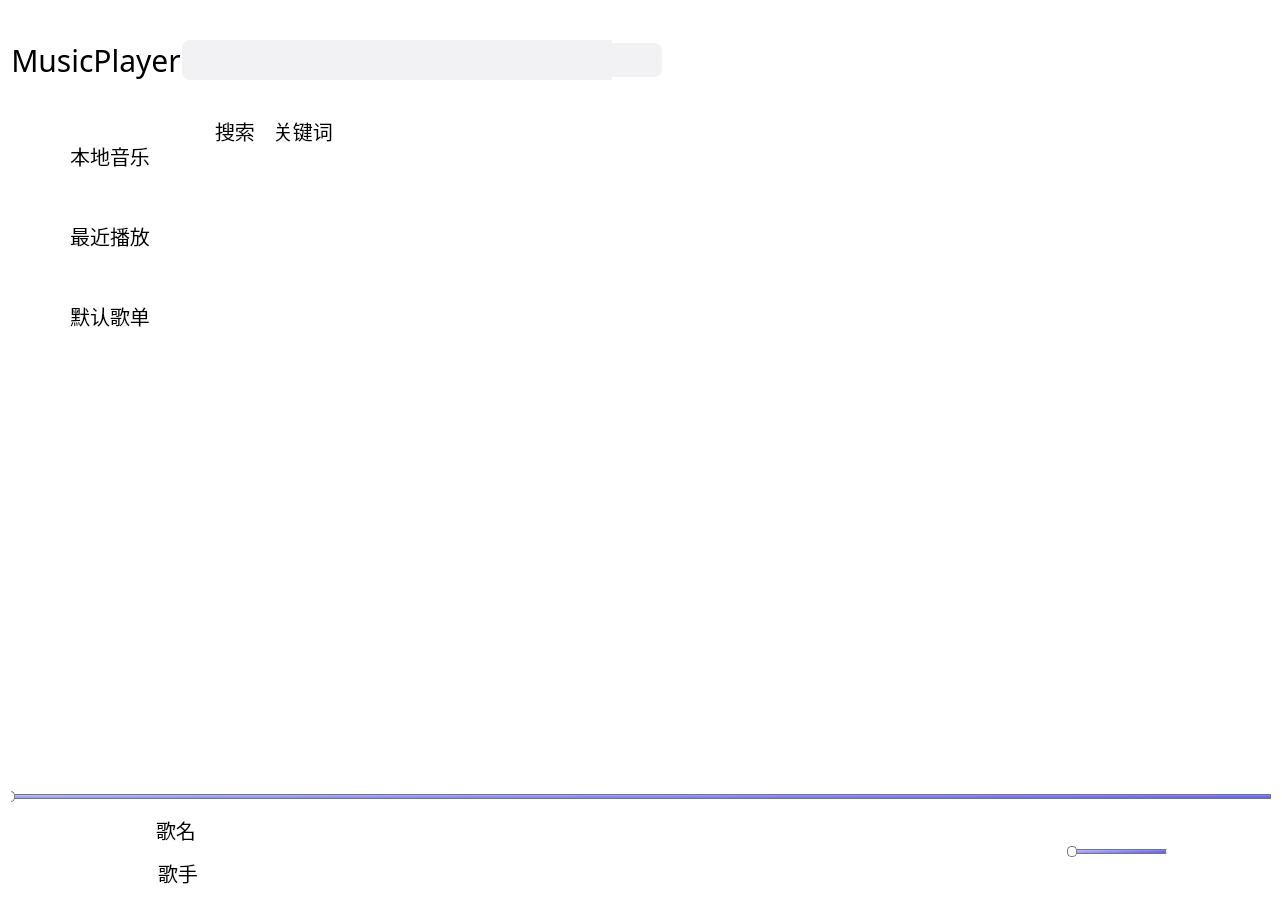
Before: the Qt Designer form haomusic.ui in hhhyxy/MusicPlayer-in-Qt-Plus, drawn with Qt 5.
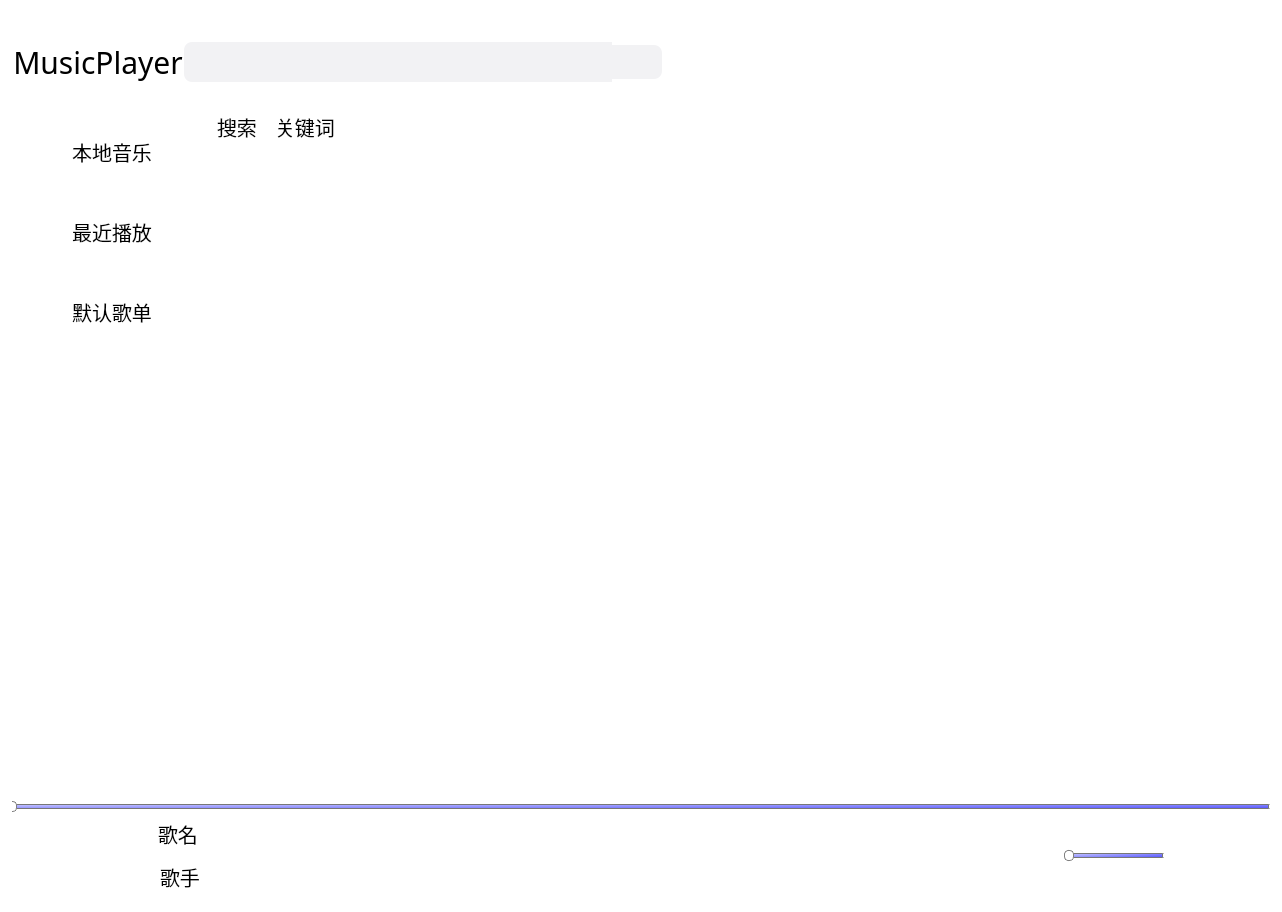
After: the same form once the commit is applied. Icons and pictures are not drawn. Custom widgets are drawn as their Qt base class.

```diff
--- a/haomusic.ui
+++ b/haomusic.ui
@@ -37,7 +37,7 @@
 QWidget#inner_widget{
 	margin:0px;
 	border:1px solid #FFFFFF;
-	border-radius:7px;
+	border-radius:6px;
 	background-color:white;
 }
 QTabWidget::pane {
@@ -66,8 +66,13 @@
     background-color: rgb(228, 237, 242);
 }
 QPushButton#pushButton_dropDown {
+	padding-top:10px;
 	margin-left:15px;
-margin-top:15px;
+	margin-top:15px;
+	icon: url(:/icon/downArow_gray.svg);
+}
+QPushButton#pushButton_dropDown:hover {
+	icon: url(:/icon/downArow_black.svg);
 }
 QPushButton#pushButton_search{
 	background-color:#f2f2f4;
@@ -249,6 +254,9 @@
 }</string>
   </property>
   <layout class="QVBoxLayout" name="verticalLayout_7">
+   <property name="spacing">
+    <number>0</number>
+   </property>
    <item>
     <widget class="QWidget" name="inner_widget" native="true">
      <layout class="QVBoxLayout" name="verticalLayout_5">
@@ -286,6 +294,21 @@
           <string>主页</string>
          </attribute>
          <layout class="QVBoxLayout" name="verticalLayout_2">
+          <property name="spacing">
+           <number>0</number>
+          </property>
+          <property name="leftMargin">
+           <number>11</number>
+          </property>
+          <property name="topMargin">
+           <number>11</number>
+          </property>
+          <property name="rightMargin">
+           <number>11</number>
+          </property>
+          <property name="bottomMargin">
+           <number>11</number>
+          </property>
           <item>
            <widget class="QWidget" name="widget_header" native="true">
             <property name="sizePolicy">
@@ -922,9 +945,12 @@
              <property name="topMargin">
               <number>0</number>
              </property>
-             <property name="bottomMargin">
+             <property name="rightMargin">
               <number>11</number>
              </property>
+             <property name="bottomMargin">
+              <number>5</number>
+             </property>
              <item>
               <widget class="QWidget" name="widget_bottomMusicInfo" native="true">
                <property name="sizePolicy">
```
Left out of the diff: 6 changed lines with no effect on the pictures.
